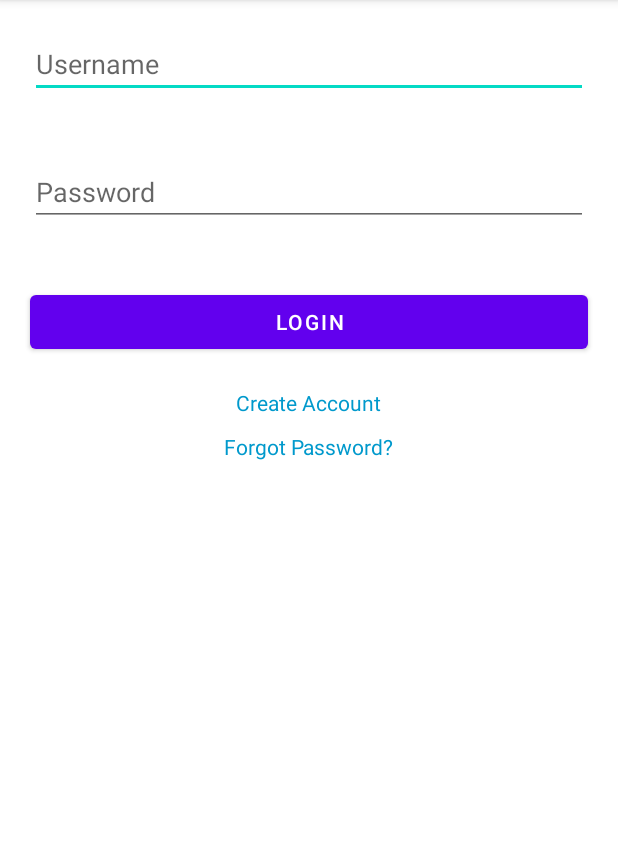
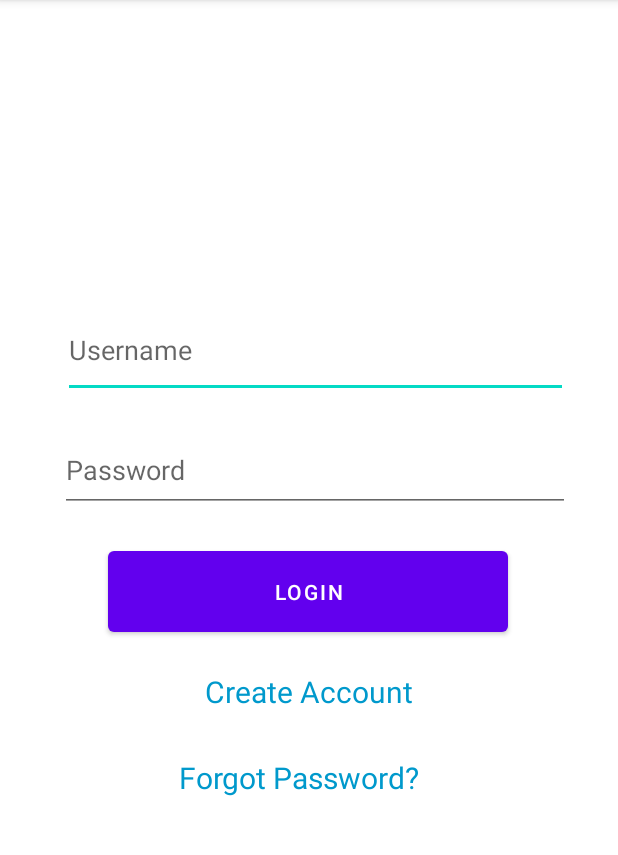
Before and after one commit to Ccortinez02/Crear-PDF-usando-PDFDocument-Java-Android-Studio, an Android app: the screen it shows after launch (LoginActivity), on a phone screen of 412 x 824 dp, the part 84-939 px from its top. Run offline under Robolectric (Android 15) with nearby library versions, the phone set to English and light mode, and no system bars.

Commit message:
arreglo detalles esteticos

```diff
--- a/app/src/main/res/layout/login.xml
+++ b/app/src/main/res/layout/login.xml
@@ -1,49 +1,76 @@
 <?xml version="1.0" encoding="utf-8"?>
 <RelativeLayout xmlns:android="http://schemas.android.com/apk/res/android"
     android:layout_width="match_parent"
-    android:layout_height="match_parent">
+    android:layout_height="match_parent"
+    android:textAlignment="center">
+
 
     <EditText
         android:id="@+id/username"
-        android:layout_width="match_parent"
-        android:layout_height="wrap_content"
-        android:hint="Username"
-        android:layout_marginTop="150dp"
-        android:layout_margin="20dp"/>
+        android:layout_width="wrap_content"
+        android:layout_height="63dp"
+        android:layout_alignParentStart="true"
+        android:layout_alignParentTop="true"
+        android:layout_alignParentEnd="true"
+
+        android:layout_marginStart="42dp"
+        android:layout_marginTop="202dp"
+        android:layout_marginEnd="33dp"
+        android:hint="Username" />
 
     <EditText
         android:id="@+id/password"
-        android:layout_width="match_parent"
-        android:layout_height="wrap_content"
+        android:layout_width="wrap_content"
+        android:layout_height="56dp"
+        android:layout_below="@id/username"
+        android:layout_alignParentStart="true"
+        android:layout_alignParentEnd="true"
+
+
+        android:layout_marginStart="40dp"
+        android:layout_marginTop="20dp"
+        android:layout_marginEnd="32dp"
         android:hint="Password"
-        android:inputType="textPassword"
-        android:layout_below="@id/username"
-        android:layout_margin="20dp"/>
+        android:inputType="textPassword" />
 
     <Button
         android:id="@+id/btnLogin"
-        android:layout_width="match_parent"
-        android:layout_height="wrap_content"
-        android:text="Login"
+        android:layout_width="wrap_content"
+        android:layout_height="66dp"
         android:layout_below="@id/password"
-        android:layout_margin="20dp"/>
+        android:layout_alignParentStart="true"
+        android:layout_alignParentEnd="true"
+        android:layout_marginStart="72dp"
+        android:layout_marginLeft="20dp"
+        android:layout_marginTop="20dp"
+        android:layout_marginEnd="73dp"
+        android:layout_marginRight="20dp"
+        android:layout_marginBottom="20dp"
+        android:text="Login" />
 
     <TextView
         android:id="@+id/txtCreateAccount"
         android:layout_width="wrap_content"
         android:layout_height="wrap_content"
+        android:layout_below="@id/btnLogin"
+        android:layout_centerHorizontal="true"
         android:text="Create Account"
         android:textColor="@android:color/holo_blue_dark"
-        android:layout_below="@id/btnLogin"
-        android:layout_centerHorizontal="true"/>
+        android:textSize="20sp" />
 
     <TextView
         android:id="@+id/txtForgotPassword"
         android:layout_width="wrap_content"
-        android:layout_height="wrap_content"
+        android:layout_height="36dp"
+        android:layout_below="@id/txtCreateAccount"
+        android:layout_alignParentStart="true"
+        android:layout_alignParentEnd="true"
+        android:layout_alignParentBottom="true"
+        android:layout_marginStart="119dp"
+        android:layout_marginTop="30dp"
+        android:layout_marginEnd="118dp"
+        android:layout_marginBottom="173dp"
         android:text="Forgot Password?"
         android:textColor="@android:color/holo_blue_dark"
-        android:layout_below="@id/txtCreateAccount"
-        android:layout_centerHorizontal="true"
-        android:layout_marginTop="10dp"/>
+        android:textSize="20sp" />
 </RelativeLayout>
```
Also changed, not shown: app/src/main/res/layout/forgot_password.xml (+41 -2 lines).
